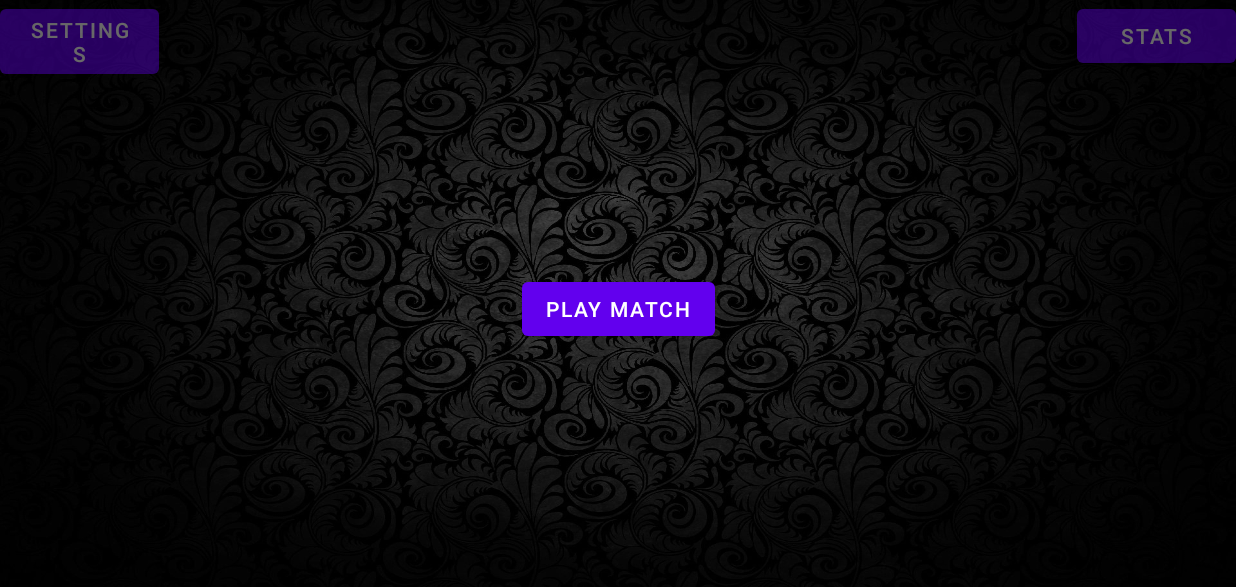
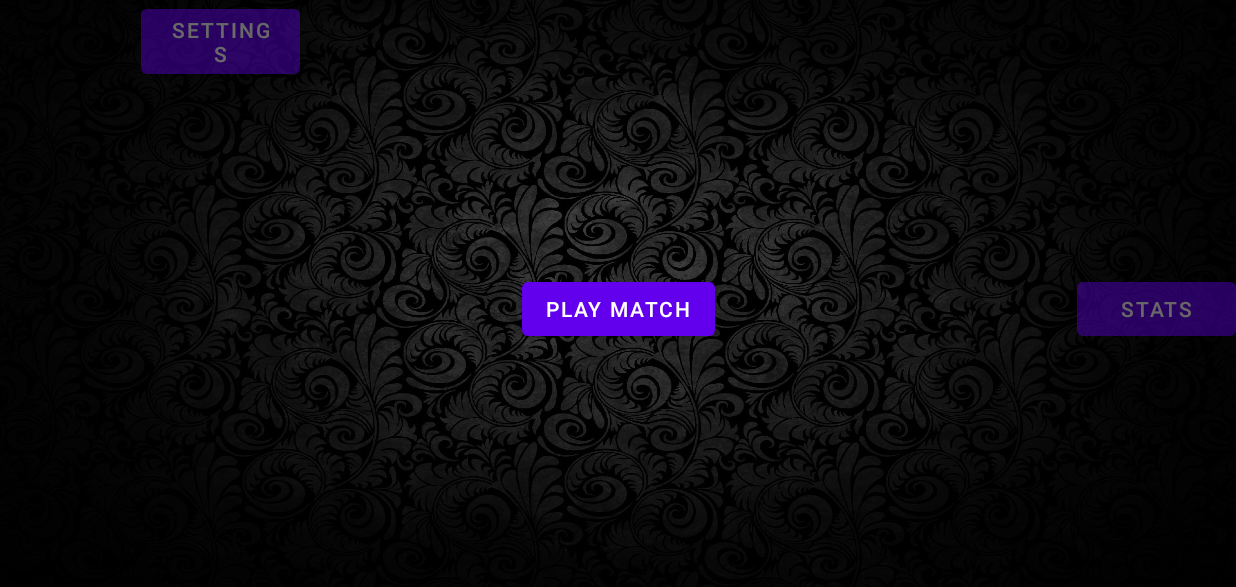
Before and after one commit to alex-labra/Renegade_Parade, an Android app: the screen it shows after launch (MainActivity), on a phone screen of 824 x 412 dp (held sideways). Shown: the top 587 px of the screen. Run offline under Robolectric (Android 15) with nearby library versions, the light colour scheme and no system bars.

Commit message:
Update XML file

```diff
--- a/app/src/main/res/layout/activity_main.xml
+++ b/app/src/main/res/layout/activity_main.xml
@@ -15,12 +15,12 @@
         android:layout_width="106dp"
         android:layout_height="wrap_content"
         android:layout_marginEnd="624dp"
+        android:layout_marginBottom="368dp"
         android:alpha="0.40"
         android:text="@string/settings_bottom"
         app:layout_constraintBottom_toBottomOf="parent"
         app:layout_constraintEnd_toEndOf="parent"
-        app:layout_constraintHorizontal_bias="0.0"
-        app:layout_constraintStart_toStartOf="parent"
+        app:layout_constraintHorizontal_bias="1.0"
         app:layout_constraintTop_toTopOf="parent"
         app:layout_constraintVertical_bias="0.0"
         />
@@ -49,7 +49,7 @@
         app:layout_constraintHorizontal_bias="1.0"
         app:layout_constraintStart_toStartOf="parent"
         app:layout_constraintTop_toTopOf="parent"
-        app:layout_constraintVertical_bias="0.0" />
+        />
 
 
    <!-- <Button
```
